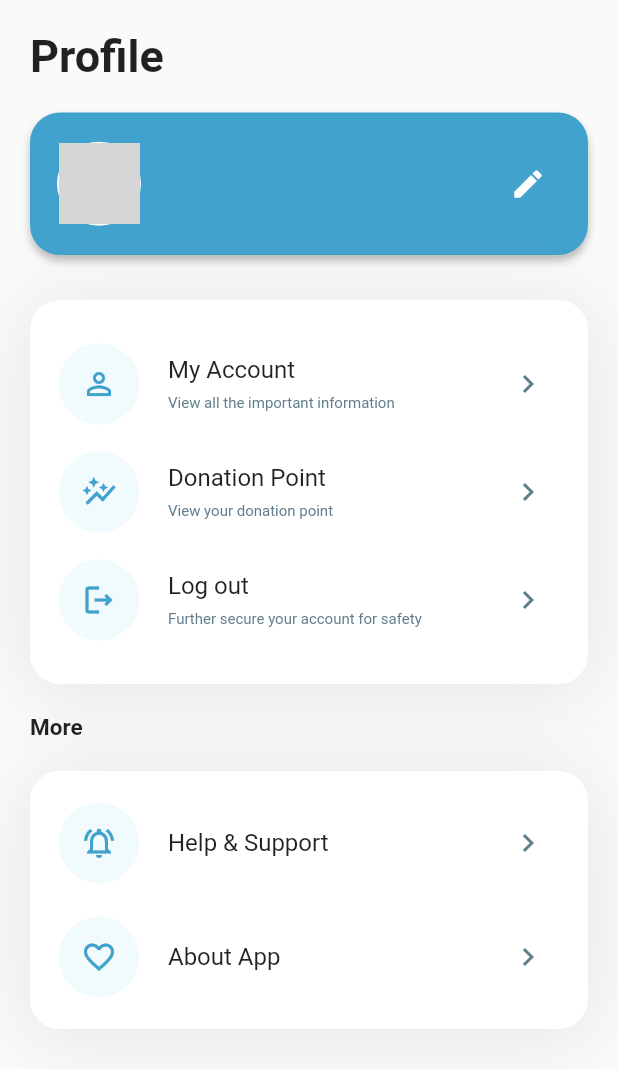
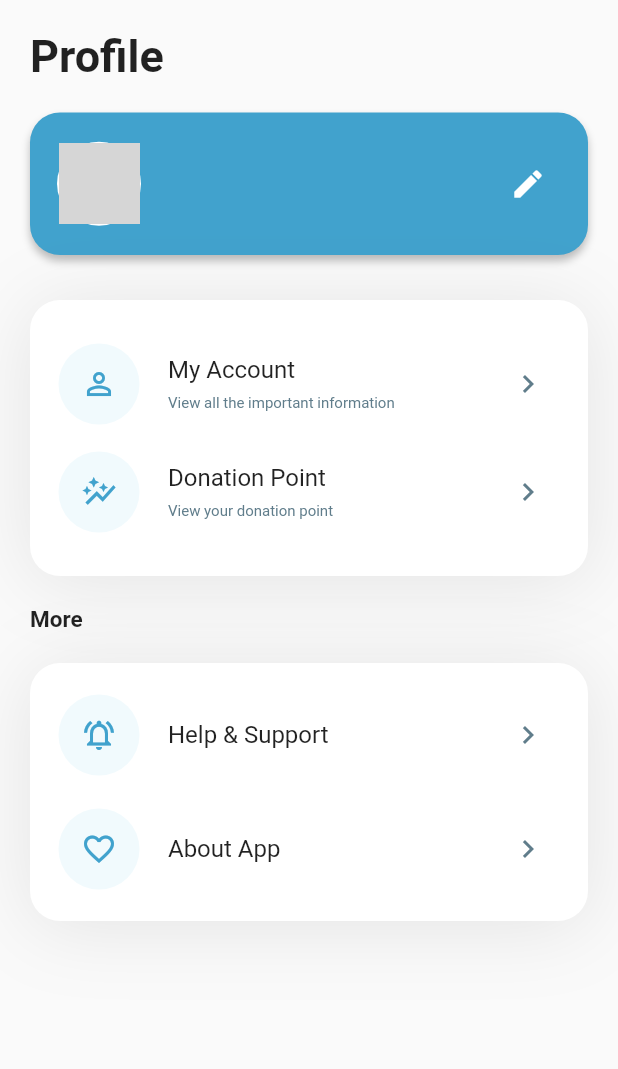
Before and after one commit to diwasneupane/FeedTheNeed_Mobile, a Flutter app: the Profile screen opened by its route, on a phone screen of 412 x 824 dp. Shown: the top 1069 px of the screen. Run offline on Flutter 3.47's test engine with Material 2 defaults, Android fonts, the phone set to English and light mode, and no system bars; our stand-ins replace bottom_navy_bar, dio, email_validator, flutter_pw_validator, image_picker, motion_toast and 1 more; missing offline and left inert: khalti_flutter; accounts and stored records are empty; generated files the repository leaves out were written again; network calls fail; grey boxes are pictures that could not be loaded.

Commit message:
profile section part for ui completed

```diff
--- a/lib/screens/profile.dart
+++ b/lib/screens/profile.dart
@@ -3,7 +3,6 @@ import 'package:feedtheneed/repositories/user_repository.dart';
 import 'package:feedtheneed/screens/aboutus.dart';
 import 'package:feedtheneed/screens/donationpoint.dart';
 import 'package:feedtheneed/screens/helpandsupport.dart';
-import 'package:feedtheneed/screens/login.dart';
 import 'package:feedtheneed/screens/myaccount.dart';
 import 'package:feedtheneed/screens/update_profile.dart';
 import 'package:feedtheneed/utils/api_url.dart';
@@ -230,50 +229,6 @@ class _ProfileState extends State<Profile> {
                             ),
                           ),
                         ),
-                        InkWell(
-                          onTap: () async {
-                            SharedPreferences prefs =
-                                await SharedPreferences.getInstance();
-                            prefs.clear();
-                            Navigator.of(context).pushNamedAndRemoveUntil(
-                                '/login', (Route<dynamic> route) => false);
-                          },
-                          child: ListTile(
-                            leading: const CircleAvatar(
-                              radius: 30,
-                              backgroundColor: Colors.white,
-                              child: CircleAvatar(
-                                backgroundColor:
-                                    Color.fromARGB(255, 241, 250, 253),
-                                radius: 27,
-                                child: Icon(
-                                  Icons.logout_outlined,
-                                  color: Color(0xFF41A2CD),
-                                ),
-                              ),
-                            ),
-                            title: const Text(
-                              "Log out",
-                            ),
-                            subtitle: const Text(
-                                "Further secure your account for safety",
-                                style: TextStyle(
-                                    color: Colors.blueGrey, fontSize: 10)),
-                            trailing: IconButton(
-                              onPressed: () {
-                                Navigator.push(
-                                  context,
-                                  MaterialPageRoute(
-                                      builder: (context) => const Login()),
-                                ); //action coe when button is pressed
-                              },
-                              icon: const Icon(
-                                Icons.keyboard_arrow_right_outlined,
-                                color: Colors.blueGrey,
-                              ),
-                            ),
-                          ),
-                        ),
                         const SizedBox(
                           height: 20,
                         ),
```
